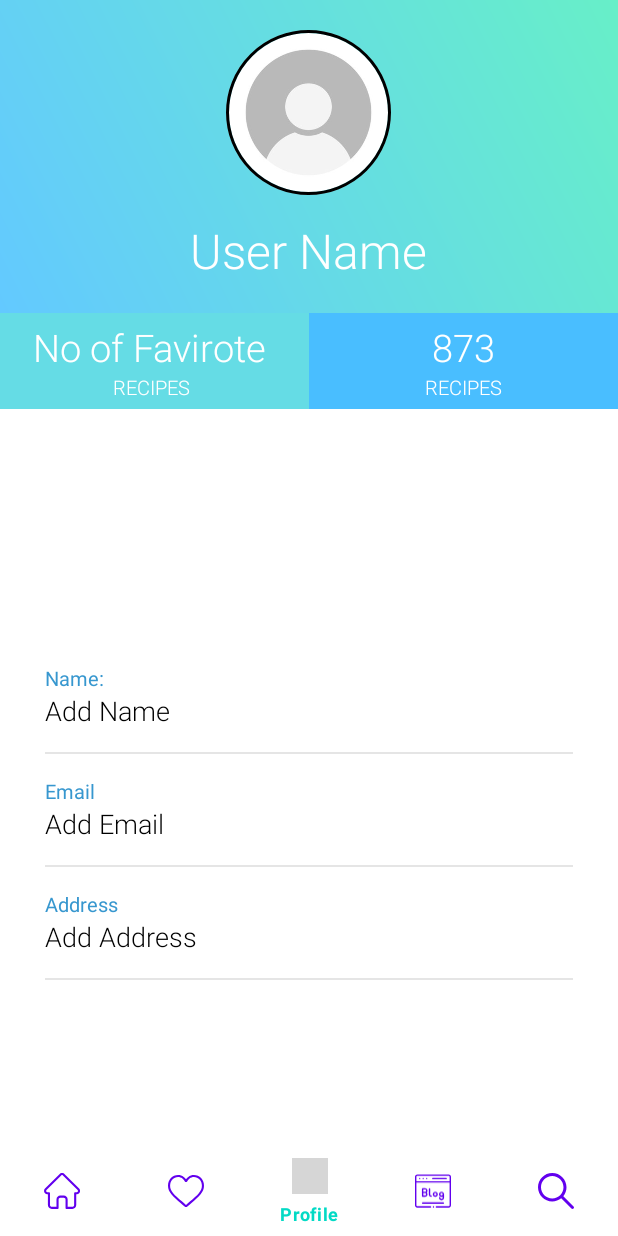
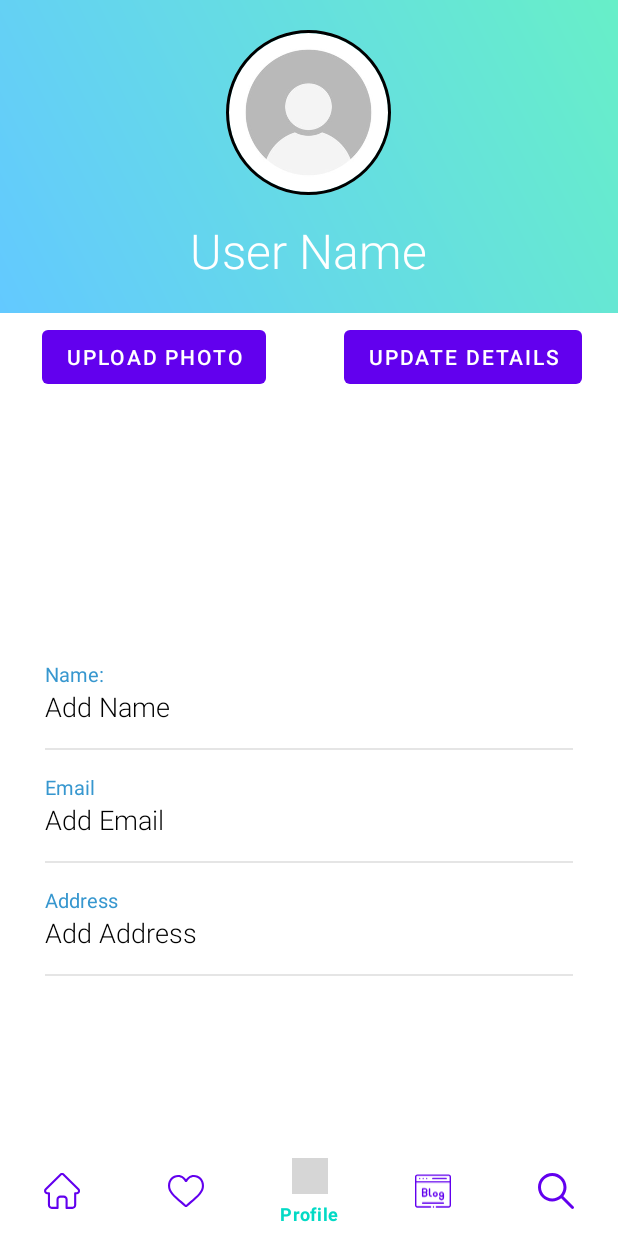
Before and after one commit to Big-Heros-Team/Ginger, an Android app: the ProfileActivity screen opened directly, with no data from a screen before it, on a phone screen of 412 x 824 dp. Run offline under Robolectric (Android 15) with nearby library versions, the phone set to English and light mode, and no system bars; our stand-ins replace CircleImageView; libraries missing offline, so code that uses them is left out: com.amplifyframework.core; Roboto replaces fonts that are not available here; 2 statements that could not run were skipped; grey boxes are pictures that could not be loaded.

Commit message:
profile done

```diff
--- a/app/src/main/java/com/ginger/ProfileActivity.java
+++ b/app/src/main/java/com/ginger/ProfileActivity.java
@@ -9,6 +9,7 @@ import androidx.core.app.ActivityCompat;
 
 import android.Manifest;
 import android.content.Intent;
+import android.content.SharedPreferences;
 import android.content.pm.PackageManager;
 import android.graphics.Bitmap;
 import android.graphics.BitmapFactory;
@@ -18,6 +19,7 @@ import android.location.Geocoder;
 import android.os.Build;
 import android.os.Bundle;
 import android.os.FileUtils;
+import android.preference.PreferenceManager;
 import android.util.Log;
 import android.view.Menu;
 import android.view.MenuInflater;
@@ -31,6 +33,7 @@ import android.widget.TextView;
 import android.widget.Toast;
 
 import com.amplifyframework.core.Amplify;
+import com.amplifyframework.datastore.generated.model.Blog;
 import com.google.android.material.bottomnavigation.BottomNavigationView;
 //import com.google.android.gms.location.FusedLocationProviderClient;
 //import com.google.android.gms.location.LocationCallback;
@@ -55,13 +58,6 @@ public class ProfileActivity extends AppCompatActivity {
     private static final String TAG = "upload";
     private String key;
 
-    // location
-//    private static final String TAG2 = "location" ;
-//    FusedLocationProviderClient locationProviderClient;
-//    Location currentLocation;
-//    String addressString;
-    // pop out menue
-
     private AlertDialog.Builder dialogeBuilder;
     private AlertDialog dialog;
     private EditText newContent_name;
@@ -70,6 +66,12 @@ public class ProfileActivity extends AppCompatActivity {
 
     private Button save;
     private Button cancle;
+    ImageView image;
+    SharedPreferences sharedPreferences;
+    SharedPreferences.Editor preferenceEditor;
+    TextView namePlaceHolder;
+    TextView emailPlaceHolder;
+    TextView addressPlaceHolder;
 
     @Override
     protected void onCreate(Bundle savedInstanceState) {
@@ -77,6 +79,23 @@ public class ProfileActivity extends AppCompatActivity {
         getWindow().setFlags(WindowManager.LayoutParams.FLAG_FULLSCREEN,
                 WindowManager.LayoutParams.FLAG_FULLSCREEN);
         setContentView(R.layout.activity_profile);
+
+        sharedPreferences = PreferenceManager.getDefaultSharedPreferences(ProfileActivity.this);
+        preferenceEditor= sharedPreferences.edit();
+
+         namePlaceHolder= findViewById(R.id.name);
+         emailPlaceHolder= findViewById(R.id.email);
+         addressPlaceHolder= findViewById(R.id.address);
+
+        if (sharedPreferences.contains("name")){
+            namePlaceHolder.setText(sharedPreferences.getString("name", "username"));
+        }
+        if (sharedPreferences.contains("email")){
+            emailPlaceHolder.setText(sharedPreferences.getString("email", "username"));
+        }
+        if (sharedPreferences.contains("address")){
+            addressPlaceHolder.setText(sharedPreferences.getString("address", "username"));
+        }
 
         // user Name:
         TextView namePlaceHolder= findViewById(R.id.tv_name);
@@ -100,10 +119,10 @@ public class ProfileActivity extends AppCompatActivity {
                         return true;
                     case R.id.item3:
                         return true;
-//                    case R.id.item4:
-//                        startActivity(new Intent(getApplicationContext(), ProfileActivity.class));
-//                        overridePendingTransition(0,0);
-//                        return true;
+                    case R.id.item4:
+                        startActivity(new Intent(getApplicationContext(), BlogActivity.class));
+                        overridePendingTransition(0,0);
+                        return true;
                     case R.id.item5:
                         startActivity(new Intent(getApplicationContext(), FilterActivity.class));
                         overridePendingTransition(0,0);
@@ -112,140 +131,30 @@ public class ProfileActivity extends AppCompatActivity {
                 return false;
             }
         });
-        // location
 
-//        askForPermissionToUseLocation();
-//        configureLocationServices();
-//        askForLocation();
-
-//
-//    public void askForLocation() {
-//        // TODO: geocoder
-//        LocationRequest locationRequest;
-//        LocationCallback locationCallback;
-//
-//
-//        locationRequest = LocationRequest.create();
-//        locationRequest.setPriority(LocationRequest.PRIORITY_HIGH_ACCURACY);
-//        locationRequest.setInterval(10000);
-//
-//
-//        locationCallback = new LocationCallback() {
-//            @Override
-//            public void onLocationResult(LocationResult locationResult) {
-//                if (locationResult == null) {
-//                    Log.i(TAG2, "result is null");
-//
-//                    return;
-//                }
-//                currentLocation = locationResult.getLastLocation();
-//                Log.i(TAG2, currentLocation.toString());
-//
-//                // TODO: GeoCoding the coordinates
-//                Geocoder geocoder = new Geocoder(ProfileActivity.this, Locale.getDefault());
-//                try {
-//                    List<Address> addresses = geocoder.getFromLocation(currentLocation.getLatitude(), currentLocation.getLongitude(), 10);
-//                    Log.i(TAG2, addresses.get(0).toString());
-//                    addressString = addresses.get(0).getAddressLine(0);
-//                    Log.i(TAG2, addressString);
-//
-//
-//                } catch (IOException e) {
-//                    e.printStackTrace();
-//                }
-//            }
-//
-//
-//        };
-//        if (ActivityCompat.checkSelfPermission(this, Manifest.permission.ACCESS_FINE_LOCATION) != PackageManager.PERMISSION_GRANTED && ActivityCompat.checkSelfPermission(this, Manifest.permission.ACCESS_COARSE_LOCATION) != PackageManager.PERMISSION_GRANTED) {
-//            // TODO: Consider calling
-//            //    ActivityCompat#requestPermissions
-//            Toast t = new Toast(this);
-//            t.setText("You need to accept the permissions");
-//            t.setDuration(Toast.LENGTH_LONG);
-//            t.show();
-//            return;
-//        }
-//        locationProviderClient.requestLocationUpdates(locationRequest, locationCallback, getMainLooper());
-//    }
-
-        // upload profile photo
-//        Button uploadButt = findViewById(R.id.addPicture);
-
-        // add listener for the upload file button
-
-//        uploadButt.setOnClickListener(v -> getFileFromDevice());
-//        download image and render it
-        ImageView image= findViewById(R.id.image);
+         image= findViewById(R.id.image);
         downloadFile(Amplify.Auth.getCurrentUser().getUsername(),image);
         if (getIntent().getStringExtra("linkFile") != null){
 
             downloadFile(getIntent().getStringExtra("linkFile"),image);
         }
 
+
+        findViewById(R.id.uploadPhotoBtn).setOnClickListener(new View.OnClickListener() {
+            @Override
+            public void onClick(View view) {
+                getFileFromDevice();
+            }
+        });
+
+        findViewById(R.id.updateDetailsBtn).setOnClickListener(new View.OnClickListener() {
+            @Override
+            public void onClick(View view) {
+                createNewContantDialoge();
+            }
+        });
     }
 
-    // location
-//    @RequiresApi(api = Build.VERSION_CODES.M)
-//    public void askForPermissionToUseLocation() {
-//        requestPermissions(new String[]{Manifest.permission.ACCESS_COARSE_LOCATION, Manifest.permission.ACCESS_FINE_LOCATION}, 2);
-//    }
-
-//
-//    public void askForLocation() {
-//        // TODO: geocoder
-//        LocationRequest locationRequest;
-//        LocationCallback locationCallback;
-//
-//
-//        locationRequest = LocationRequest.create();
-//        locationRequest.setPriority(LocationRequest.PRIORITY_HIGH_ACCURACY);
-//        locationRequest.setInterval(10000);
-//
-//
-//        locationCallback = new LocationCallback() {
-//            @Override
-//            public void onLocationResult(LocationResult locationResult) {
-//                if (locationResult == null) {
-//                    Log.i(TAG2, "result is null");
-//
-//                    return;
-//                }
-//                currentLocation = locationResult.getLastLocation();
-//                Log.i(TAG2, currentLocation.toString());
-//
-//                // TODO: GeoCoding the coordinates
-//                Geocoder geocoder = new Geocoder(ProfileActivity.this, Locale.getDefault());
-//                try {
-//                    List<Address> addresses = geocoder.getFromLocation(currentLocation.getLatitude(), currentLocation.getLongitude(), 10);
-//                    Log.i(TAG2, addresses.get(0).toString());
-//                    addressString = addresses.get(0).getAddressLine(0);
-//                    Log.i(TAG2, addressString);
-//
-//
-//                } catch (IOException e) {
-//                    e.printStackTrace();
-//                }
-//            }
-//
-//
-//        };
-//        if (ActivityCompat.checkSelfPermission(this, Manifest.permission.ACCESS_FINE_LOCATION) != PackageManager.PERMISSION_GRANTED && ActivityCompat.checkSelfPermission(this, Manifest.permission.ACCESS_COARSE_LOCATION) != PackageManager.PERMISSION_GRANTED) {
-//            // TODO: Consider calling
-//            //    ActivityCompat#requestPermissions
-//            Toast t = new Toast(this);
-//            t.setText("You need to accept the permissions");
-//            t.setDuration(Toast.LENGTH_LONG);
-//            t.show();
-//            return;
-//        }
-//        locationProviderClient.requestLocationUpdates(locationRequest, locationCallback, getMainLooper());
-//    }
-
-//    public void configureLocationServices(){
-//        locationProviderClient = LocationServices.getFusedLocationProviderClient(this);
-//        // fuses the multiple location requests into one big one, gives you the most accurate that comes back
-//    }
 
     // storage
     @RequiresApi(api = Build.VERSION_CODES.Q)
@@ -271,7 +180,10 @@ public class ProfileActivity extends AppCompatActivity {
                     key = Amplify.Auth.getCurrentUser().getUsername(),
 //                    key= new Date().toString()+".jpg",
                     uploadedFile,
-                    sucess -> Log.i(TAG,"the file saved to s3 successfully"),
+                    success -> {
+                        Log.i(TAG,"the file saved to s3 successfully");
+                        downloadFile(key, image);
+                    },
                     error -> Log.e(TAG," error in store data at S3 "+ error)
             );
 
@@ -319,23 +231,11 @@ public class ProfileActivity extends AppCompatActivity {
         int id = item.getItemId();
         if (id== R.id.item1){
             getFileFromDevice();
-//            Toast.makeText(this, "Picture Uploaded", Toast.LENGTH_SHORT).show();
         }
         if (id== R.id.item2){
 
             createNewContantDialoge();
         }
-//        switch (item.getItemId()) {
-//            case R.id.item1:
-//                return true;
-//            case R.id.item2:
-////                Toast.makeText(this, "Item 2 selected", Toast.LENGTH_SHORT).show();
-//                createNewContantDialoge();
-//                return true;
-//
-//            default:
-//                return super.onOptionsItemSelected(item);
-//        }
         return super.onOptionsItemSelected(item);
 
     }
@@ -355,13 +255,15 @@ public class ProfileActivity extends AppCompatActivity {
         save.setOnClickListener(new View.OnClickListener() {
             @Override
             public void onClick(View view) {
-                TextView namePlacHolder= findViewById(R.id.name);
-                TextView emailPlacHolder= findViewById(R.id.email);
-                TextView addressPlacHolder= findViewById(R.id.address);
 
-                namePlacHolder.setText(newContent_name.getText());
-                emailPlacHolder.setText(newContent_email.getText());
-                addressPlacHolder.setText(newContent_address.getText());
+                namePlaceHolder.setText(newContent_name.getText());
+                emailPlaceHolder.setText(newContent_email.getText());
+                addressPlaceHolder.setText(newContent_address.getText());
+
+                preferenceEditor.putString("name", newContent_name.getText().toString());
+                preferenceEditor.putString("email", newContent_email.getText().toString());
+                preferenceEditor.putString("address", newContent_address.getText().toString());
+
                 dialog.dismiss();
 
 
--- a/app/src/main/res/layout/activity_profile.xml
+++ b/app/src/main/res/layout/activity_profile.xml
@@ -77,7 +77,30 @@
             android:layout_height="wrap_content"
             android:layout_gravity="center"
             android:layout_weight="1"
-            android:background="@color/followersBg"
+            android:gravity="center"
+            android:paddingBottom="5dp"
+            android:paddingTop="5dp">
+
+            <LinearLayout
+                android:layout_width="wrap_content"
+                android:layout_height="wrap_content"
+                android:gravity="center_horizontal"
+                android:orientation="vertical">
+            <Button
+                android:id="@+id/uploadPhotoBtn"
+                android:layout_width="match_parent"
+                android:layout_height="match_parent"
+                android:text="Upload photo"/>
+
+            </LinearLayout>
+
+        </RelativeLayout>
+
+        <RelativeLayout
+            android:layout_width="match_parent"
+            android:layout_height="wrap_content"
+            android:layout_gravity="center"
+            android:layout_weight="1"
             android:gravity="center"
             android:paddingBottom="5dp"
             android:paddingTop="5dp">
@@ -88,59 +111,11 @@
                 android:gravity="center_horizontal"
                 android:orientation="vertical">
 
-                <TextView
-                    android:layout_width="wrap_content"
-                    android:layout_height="wrap_content"
-                    android:fontFamily="sans-serif-light"
-                    android:text="No of Favirote "
-                    android:textColor="@color/white"
-                    android:textSize="25sp" />
-
-                <TextView
-                    android:layout_width="wrap_content"
-                    android:layout_height="wrap_content"
-                    android:fontFamily="sans-serif-light"
-                    android:text="Recipes "
-                    android:textAllCaps="true"
-                    android:textColor="@color/white"
-                    android:textSize="13sp" />
-
-            </LinearLayout>
-
-        </RelativeLayout>
-
-        <RelativeLayout
-            android:layout_width="match_parent"
-            android:layout_height="wrap_content"
-            android:layout_gravity="center"
-            android:layout_weight="1"
-            android:background="@color/followingBg"
-            android:gravity="center"
-            android:paddingBottom="5dp"
-            android:paddingTop="5dp">
-
-            <LinearLayout
-                android:layout_width="wrap_content"
-                android:layout_height="wrap_content"
-                android:gravity="center_horizontal"
-                android:orientation="vertical">
-
-                <TextView
-                    android:layout_width="wrap_content"
-                    android:layout_height="wrap_content"
-                    android:fontFamily="sans-serif-light"
-                    android:text="873"
-                    android:textColor="@color/white"
-                    android:textSize="25sp" />
-
-                <TextView
-                    android:layout_width="wrap_content"
-                    android:layout_height="wrap_content"
-                    android:fontFamily="sans-serif-light"
-                    android:text="Recipes"
-                    android:textAllCaps="true"
-                    android:textColor="@color/white"
-                    android:textSize="13sp" />
+                <Button
+                    android:id="@+id/updateDetailsBtn"
+                    android:layout_width="match_parent"
+                    android:layout_height="match_parent"
+                    android:text="update details"/>
 
             </LinearLayout>
 
@@ -159,8 +134,8 @@
             android:layout_height="wrap_content"
             android:layout_centerInParent="true"
             android:layout_marginLeft="30dp"
+            android:layout_marginTop="10dp"
             android:layout_marginRight="30dp"
-            android:layout_marginTop="20dp"
             android:orientation="vertical">
 
             <LinearLayout
@@ -254,11 +229,12 @@
 
 
         </LinearLayout>
+
         <LinearLayout
             android:layout_width="match_parent"
             android:layout_height="wrap_content"
             android:layout_marginTop="15dp"
-            android:orientation="vertical"/>
+            android:orientation="vertical" />
 
     </RelativeLayout>
     <com.google.android.material.bottomnavigation.BottomNavigationView
```
Also changed, not shown: 5 other files.
